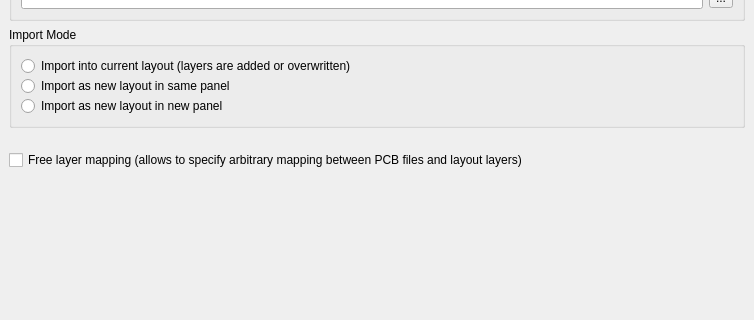
Above: src/plugins/streamers/pcb/lay_plugin/GerberImportDialog.ui from KLayout/klayout before the change; both pictures show x 0 to 754 and y 103 to 423 of the 754 by 604 pixel window. Below: the same form after it.
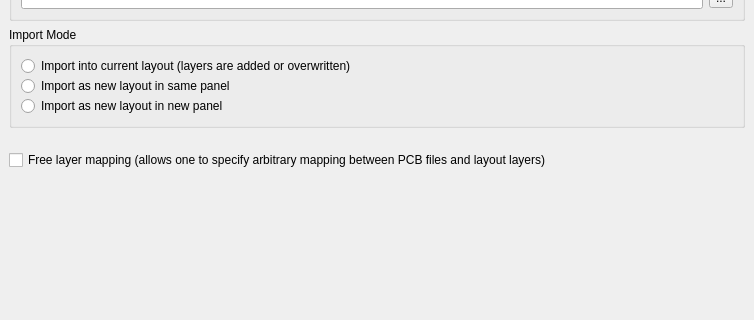
That is the form after the change. The open tabs and pages were chosen to show the change. Icons and pictures are not drawn.

Commit message: Fixed some spelling errors (allow to, allows to)

Patch:
```diff
--- a/src/plugins/streamers/pcb/lay_plugin/GerberImportDialog.ui
+++ b/src/plugins/streamers/pcb/lay_plugin/GerberImportDialog.ui
@@ -112,7 +112,7 @@
        <item>
         <widget class="QCheckBox" name="free_mapping_cb" >
          <property name="text" >
-          <string>Free layer mapping (allows to specify arbitrary mapping between PCB files and layout layers)</string>
+          <string>Free layer mapping (allows one to specify arbitrary mapping between PCB files and layout layers)</string>
          </property>
         </widget>
        </item>
```
Left out of the diff: 2 changed lines with no effect on the pictures. The commit also changes 89 other files.
